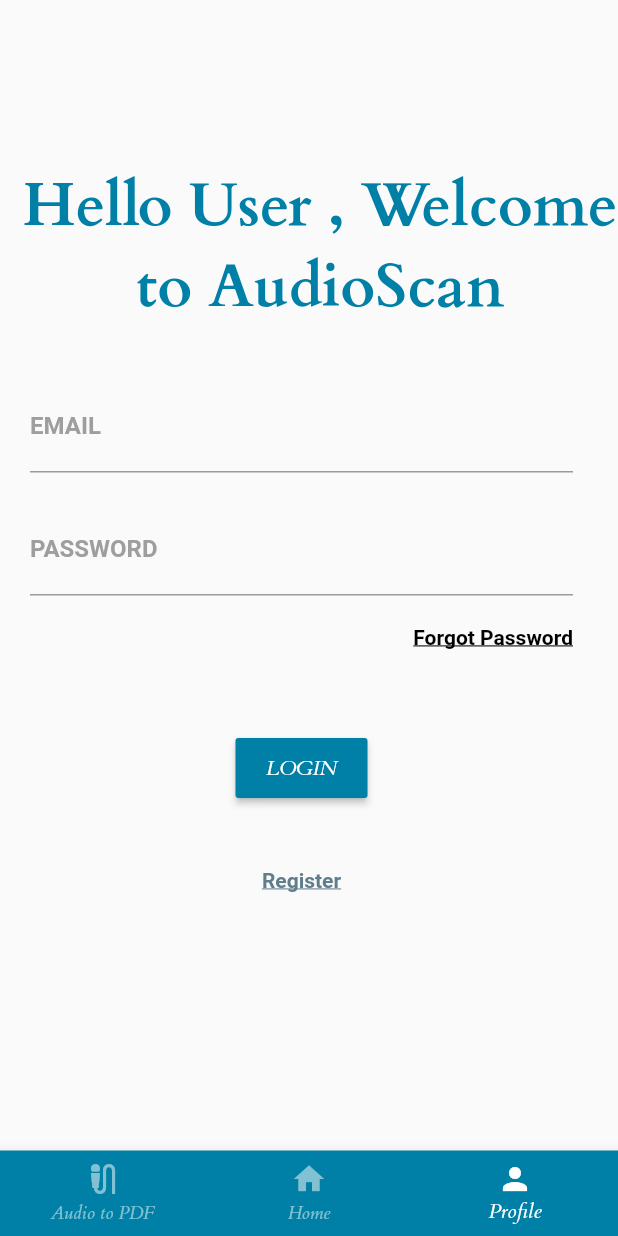
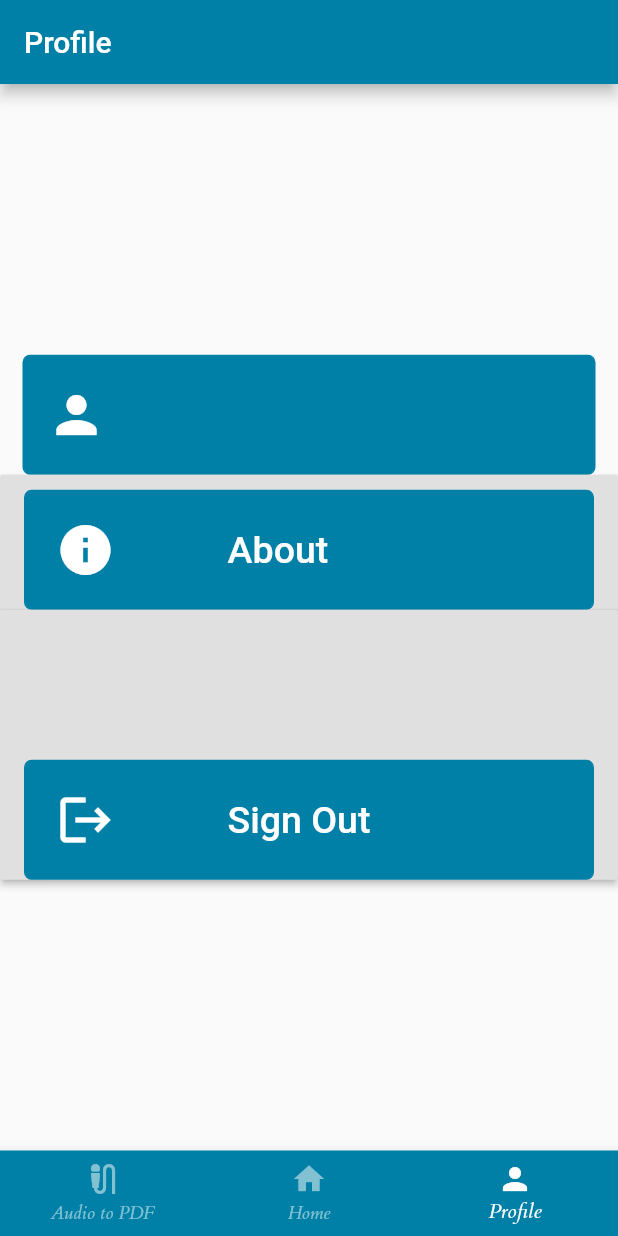
Before and after one commit to ajay-ackerman/AudioScan, a Flutter app: the MainPage screen opened directly, item 3 of the bottom bar chosen, on a phone screen of 412 x 824 dp. Run offline on Flutter 3.47's test engine with Material 2 defaults, Android fonts, the light colour scheme and no system bars; our stand-ins replace avatar_glow, file_picker, firebase_auth, firebase_core, firebase_storage, flutter_tts and 4 more; missing offline and left inert: clipboard, read_pdf_text, syncfusion_flutter_pdf, text_to_speech, translator, uc_pdfview; accounts and stored records are empty; network calls fail; Roboto replaces fonts that are missing (Montserrat).

Commit message:
profile is completed

```diff
--- a/lib/main.dart
+++ b/lib/main.dart
@@ -8,6 +8,7 @@ import 'package:pdf_viewer/page/audio_to_pdf_page.dart';
 import 'package:pdf_viewer/page/homePage.dart';
 import 'package:pdf_viewer/page/pdf_viewer_example.dart';
 import 'package:pdf_viewer/page/loginMain.dart';
+import 'package:pdf_viewer/page/profilepPage.dart';
 import 'package:pdf_viewer/page/signup.dart';
 
 import 'api/pdf_api.dart';
@@ -28,6 +29,15 @@ Future main() async {
 
 class MyApp extends StatelessWidget {
   static const String title = 'AudioScan';
+  late bool islogin;
+
+  isLogged() {
+    if (FirebaseAuth.instance.currentUser != null) {
+      return MainPage();
+    } else {
+      return Login();
+    }
+  }
 
   @override
   Widget build(BuildContext context) => MaterialApp(
@@ -40,10 +50,7 @@ class MyApp extends StatelessWidget {
         primaryColor: Colors.deepPurple,
         fontFamily: 'Cardo', //Color.fromARGB(255, 124, 25, 245),
       ),
-        home: const Login(
-          title: '',
-        ),
-      );
+      home: isLogged());
 }
 
 class MainPage extends StatefulWidget {
@@ -53,13 +60,7 @@ class MainPage extends StatefulWidget {
 
 class _MainPageState extends State<MainPage> {
   int currentindex = 1;
-  final pages = [
-    Audio_pdf(),
-    Home(),
-    const Login(
-      title: 'Welcome',
-    )
-  ];
+  final pages = [Audio_pdf(), Home(), Profile()];
   @override
   Widget build(BuildContext context) => Scaffold(
         body: pages[currentindex],
--- a/lib/page/loginMain.dart
+++ b/lib/page/loginMain.dart
@@ -183,18 +183,19 @@
 //   }
 // }
 
-// ignore_for_file: unnecessary_const
+// ignore_for_file: unnecessary_const, deprecated_member_use
 
 import 'package:flutter/material.dart';
 import 'package:firebase_auth/firebase_auth.dart';
 import 'package:fluttertoast/fluttertoast.dart';
 import 'package:pdf_viewer/main.dart';
 import 'package:pdf_viewer/page/homePage.dart';
+import 'package:pdf_viewer/page/profilepPage.dart';
 
 final FirebaseAuth _auth = FirebaseAuth.instance;
 
 class Login extends StatefulWidget {
-  const Login({Key? key, required this.title}) : super(key: key);
+  const Login({Key? key}) : super(key: key);
 
   // This widget is the home page of your application. It is stateful, meaning
   // that it has a State object (defined below) that contains fields that affect
@@ -205,7 +206,7 @@ class Login extends StatefulWidget {
   // used by the build method of the State. Fields in a Widget subclass are
   // always marked "final".
 
-  final String title;
+  // final String title;
 
   @override
   State<Login> createState() => _LoginState();
@@ -226,6 +227,7 @@ class _LoginState extends State<Login> {
       setState(() {
         _success = 2;
         _userEmail = user.email!;
+        setEmail(_userEmail);
         Navigator.of(context).push(
             MaterialPageRoute(builder: (BuildContext context) => MainPage()));
       });
@@ -251,7 +253,8 @@ class _LoginState extends State<Login> {
   @override
   Widget build(BuildContext context) {
     return Scaffold(
-        body: Column(
+        body: SingleChildScrollView(
+            child: Column(
       crossAxisAlignment: CrossAxisAlignment.start,
       children: <Widget>[
         Container(
@@ -323,18 +326,13 @@ class _LoginState extends State<Login> {
                   ),
                 ),
               ),
-              Container(
-                  alignment: Alignment.center,
-                  padding: const EdgeInsets.symmetric(horizontal: 16),
-                  child: Text(
-                    _success == 1
-                        ? ''
-                        : (_success == 2
-                            ? 'Successfully signed in ' + _userEmail
-                            : 'Sign in failed'),
-                    style: const TextStyle(
-                        color: Color.fromARGB(255, 0, 128, 167)),
-                  )),
+              // Container(
+              //     alignment: Alignment.center,
+              //     padding: const EdgeInsets.symmetric(horizontal: 16),
+              //     child:
+              //       style: const TextStyle(
+              //           color: Color.fromARGB(255, 0, 128, 167)),
+              //     )),
               const SizedBox(
                 height: 40,
               ),
@@ -381,6 +379,6 @@ class _LoginState extends State<Login> {
           ),
         )
       ],
-    ));
+    )));
   }
 }
--- /dev/null
+++ b/lib/page/profilepPage.dart
@@ -0,0 +1,236 @@
+// ignore_for_file: deprecated_member_use
+
+import 'dart:async';
+
+import 'package:firebase_auth/firebase_auth.dart';
+import 'package:firebase_core/firebase_core.dart';
+import 'package:flutter/material.dart';
+import 'package:fluttertoast/fluttertoast.dart';
+import 'package:pdf_viewer/page/loginMain.dart';
+import 'package:pdf_viewer/page/signup.dart';
+import 'package:shared_preferences/shared_preferences.dart';
+
+// String useremail = ; //username, userid, useremail, userphotourl;
+String emailId = "";
+
+setEmail(String email) {
+  emailId = email;
+}
+
+class Profile extends StatefulWidget {
+  ProfileState createState() => ProfileState();
+}
+
+class ProfileState extends State<Profile> {
+  bool loggedIn = false;
+  Future<Null> _function() async {
+    SharedPreferences prefs;
+
+    final user = FirebaseAuth.instance.currentUser;
+
+    prefs = await SharedPreferences.getInstance();
+
+    setState(() {
+      if (prefs.getString("useremail") != null) {
+        loggedIn = true;
+        // username = prefs.getString("username")!;
+        // userid = prefs.getString("userid")!;
+        // useremail = prefs.getString("useremail")!;
+        // userphotourl = prefs.getString("userphotourl")!;
+      } else {
+        loggedIn = false;
+      }
+    });
+  }
+
+  @override
+  Widget build(BuildContext context) {
+//   print(username);
+//   print(userid);
+//   print(useremail);
+//   print(userphotourl);
+    // final email = FirebaseAuth.instance.currentUser?.email.toString();
+
+    return MaterialApp(
+      home: Scaffold(
+        appBar: AppBar(
+          title: const Text("Profile"),
+          backgroundColor: Color.fromARGB(255, 0, 128, 167),
+        ),
+        body: Container(
+          alignment: Alignment.center,
+          child: Column(
+            mainAxisAlignment: MainAxisAlignment.spaceBetween,
+            mainAxisSize: MainAxisSize.min,
+            children: <Widget>[
+              // Padding(
+              //   padding: const EdgeInsets.all(16.0),
+              //   child: FadeInImage.memoryNetwork(
+              //     placeholder: kTransparentImage,
+              //     image: userphotourl,
+              //     height: 150.0,
+              //     width: 150.0,
+              //     fadeInDuration: const Duration(milliseconds: 1000),
+              //     alignment: Alignment.topCenter,
+              //     fit: BoxFit.contain,
+              //   ),
+              // ),
+              Container(
+                margin: EdgeInsets.only(left: 15, right: 15),
+                padding: EdgeInsets.symmetric(vertical: 18, horizontal: 15),
+                decoration: BoxDecoration(
+                    color: Color.fromARGB(255, 0, 128, 167),
+                    border: Border.all(
+                      color: Color.fromARGB(255, 0, 128, 167),
+                    ),
+                    borderRadius: BorderRadius.all(Radius.circular(5))),
+                height: 80,
+                child: Row(
+                  children: [
+                    Icon(
+                      Icons.person,
+                      size: 40,
+                      color: Colors.white,
+                    ),
+                    Text(
+                      "   " + emailId,
+                      style: const TextStyle(
+                        color: Colors.white,
+                        fontSize: 20,
+                      ),
+                      textAlign: TextAlign.center,
+                    ),
+                  ],
+                ),
+              ),
+
+              RaisedButton(
+                onPressed: () {
+                  signOut();
+                },
+                child: Container(
+                  margin: EdgeInsets.only(top: 10, left: 0, right: 0),
+                  padding: EdgeInsets.symmetric(vertical: 18, horizontal: 20),
+                  decoration: BoxDecoration(
+                      color: Color.fromARGB(255, 0, 128, 167),
+                      border: Border.all(
+                        color: Color.fromARGB(255, 0, 128, 167),
+                      ),
+                      borderRadius: BorderRadius.all(Radius.circular(5))),
+                  height: 80,
+                  child: Row(
+                    children: [
+                      Icon(
+                        Icons.info,
+                        size: 40,
+                        color: Colors.white,
+                      ),
+                      Text(
+                        "            About",
+                        style: const TextStyle(
+                          color: Colors.white,
+                          fontSize: 25,
+                        ),
+                        textAlign: TextAlign.center,
+                      ),
+                    ],
+                  ),
+                ),
+                // color: const Color.fromARGB(255, 0, 128, 167),
+                // textColor: Colors.white,
+              ),
+              // ),
+              // Text(
+              //   useremail,
+              //   style:
+              //       const TextStyle(fontSize: 18.0, color: Colors.blueAccent),
+              // ),
+              RaisedButton(
+                onPressed: () {
+                  signOut();
+                },
+                child: Container(
+                  margin: EdgeInsets.only(top: 100, left: 0),
+                  padding: EdgeInsets.symmetric(vertical: 18, horizontal: 20),
+                  decoration: BoxDecoration(
+                      color: Color.fromARGB(255, 0, 128, 167),
+                      border: Border.all(
+                        color: Color.fromARGB(255, 0, 128, 167),
+                      ),
+                      borderRadius: BorderRadius.all(Radius.circular(5))),
+                  height: 80,
+                  child: Row(
+                    children: [
+                      Icon(
+                        Icons.logout,
+                        size: 40,
+                        color: Colors.white,
+                      ),
+                      Text(
+                        "            Sign Out",
+                        style: const TextStyle(
+                          color: Colors.white,
+                          fontSize: 25,
+                        ),
+                        textAlign: TextAlign.center,
+                      ),
+                    ],
+                  ),
+                ),
+                // color: const Color.fromARGB(255, 0, 128, 167),
+                // textColor: Colors.white,
+              )
+            ],
+          ),
+        ),
+        // body: ListView(
+        //     padding: const EdgeInsets.only(top: 250, left: 10, right: 10),
+        //     children: [
+        //       Container(
+        //         decoration: BoxDecoration(
+        //             color: Color.fromARGB(255, 0, 128, 167),
+        //             border: Border.all(
+        //               color: Color.fromARGB(255, 0, 128, 167),
+        //             ),
+        //             borderRadius: BorderRadius.all(Radius.circular(20))),
+        //         height: 80,
+        //         child: Text(
+        //           emailId,
+        //           style: const TextStyle(
+        //             color: Colors.white,
+        //             fontSize: 25,
+        //           ),
+        //           textAlign: TextAlign.center,
+        //         ),
+        //       ),
+        //     ]),
+      ),
+    );
+  }
+
+  @override
+  initState() {
+    super.initState();
+    _function();
+  }
+
+  Future signOut() async {
+    try {
+      await FirebaseAuth.instance.signOut();
+      await Fluttertoast.showToast(
+          msg: "Signed Out",
+          toastLength: Toast.LENGTH_SHORT,
+          gravity: ToastGravity.BOTTOM,
+          timeInSecForIosWeb: 1,
+          backgroundColor: const Color.fromARGB(37, 49, 49, 49),
+          textColor: Colors.white,
+          fontSize: 16.0);
+      await Navigator.of(context)
+          .push(MaterialPageRoute(builder: (BuildContext context) => Login()));
+
+      return null;
+    } on FirebaseAuthException catch (ex) {
+      return "${ex.code}: ${ex.message}";
+    }
+  }
+}
--- a/lib/page/signup.dart
+++ b/lib/page/signup.dart
@@ -4,6 +4,7 @@ import 'package:firebase_auth/firebase_auth.dart';
 import 'package:firebase_core/firebase_core.dart';
 import 'package:flutter/cupertino.dart';
 import 'package:flutter/material.dart';
+import 'package:pdf_viewer/page/profilepPage.dart';
 
 final FirebaseAuth _auth = FirebaseAuth.instance;
 
--- a/pubspec.yaml
+++ b/pubspec.yaml
@@ -48,10 +48,12 @@ dependencies:
   pdf: ^3.8.1
   pdf_text: ^0.5.0
   read_pdf_text: ^0.2.1
+  shared_preferences: ^2.0.15
   speech_to_text: ^5.5.0
   syncfusion_flutter_pdf: ^20.1.60-beta
   text_to_speech: ^0.2.3
   translator: ^0.1.7
+  transparent_image: ^2.0.0
   uc_pdfview: ^0.0.3
   url_launcher: ^6.1.2
 
```
Also changed, not shown: pubspec.lock. Lines whose indentation alone changed are shown as unchanged.
